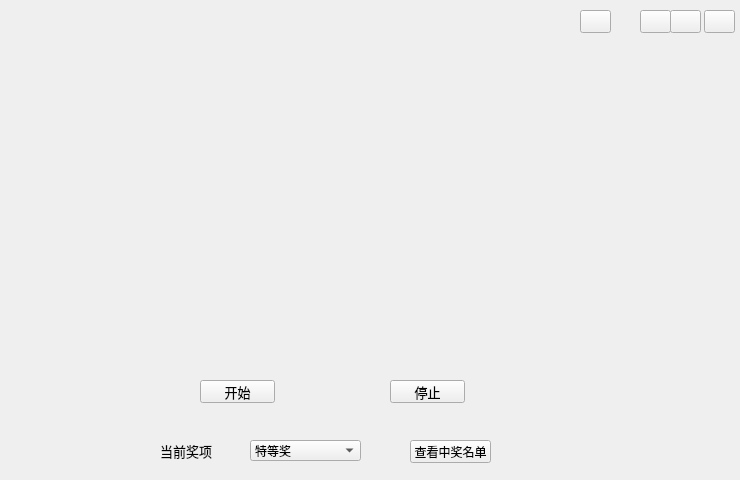
Old version of the form widget.ui in the repository 123lxyy/lottery.
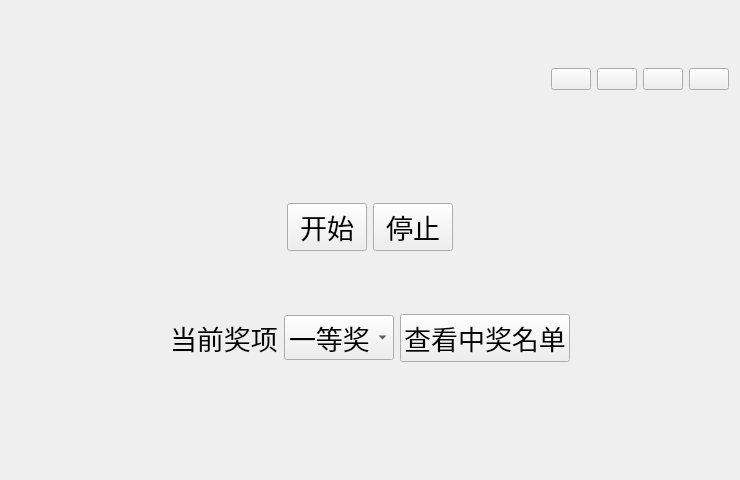
New version of the form.

Diff of the .ui file:
```diff
--- a/widget.ui
+++ b/widget.ui
@@ -25,129 +25,166 @@
   <property name="windowTitle">
    <string>Widget</string>
   </property>
-  <widget class="QPushButton" name="pushButton">
-   <property name="geometry">
-    <rect>
-     <x>704</x>
-     <y>10</y>
-     <width>31</width>
-     <height>23</height>
-    </rect>
-   </property>
-   <property name="text">
-    <string/>
-   </property>
-  </widget>
-  <widget class="QPushButton" name="pushButton_2">
-   <property name="geometry">
-    <rect>
-     <x>670</x>
-     <y>10</y>
-     <width>31</width>
-     <height>23</height>
-    </rect>
-   </property>
-   <property name="text">
-    <string/>
-   </property>
-  </widget>
-  <widget class="QPushButton" name="pushButton_3">
-   <property name="geometry">
-    <rect>
-     <x>640</x>
-     <y>10</y>
-     <width>31</width>
-     <height>23</height>
-    </rect>
-   </property>
-   <property name="text">
-    <string/>
-   </property>
-  </widget>
+  <layout class="QVBoxLayout" name="verticalLayout" stretch="0,0,0,0">
+   <item>
+    <layout class="QHBoxLayout" name="horizontalLayout_4">
+     <item>
+      <spacer name="horizontalSpacer_3">
+       <property name="orientation">
+        <enum>Qt::Horizontal</enum>
+       </property>
+       <property name="sizeHint" stdset="0">
+        <size>
+         <width>40</width>
+         <height>20</height>
+        </size>
+       </property>
+      </spacer>
+     </item>
+     <item>
+      <layout class="QHBoxLayout" name="horizontalLayout_3">
+       <item>
   <widget class="QPushButton" name="pushButton_4">
-   <property name="geometry">
-    <rect>
-     <x>580</x>
-     <y>10</y>
-     <width>31</width>
-     <height>23</height>
-    </rect>
-   </property>
+         <property name="text">
+          <string/>
+         </property>
+        </widget>
+       </item>
+       <item>
+        <widget class="QPushButton" name="pushButton_3">
    <property name="text">
     <string/>
    </property>
   </widget>
+       </item>
+       <item>
+        <widget class="QPushButton" name="pushButton_2">
+         <property name="text">
+          <string/>
+         </property>
+        </widget>
+       </item>
+       <item>
+        <widget class="QPushButton" name="pushButton">
+         <property name="text">
+          <string/>
+         </property>
+        </widget>
+       </item>
+      </layout>
+     </item>
+    </layout>
+   </item>
+   <item>
+    <layout class="QGridLayout" name="gridLayout"/>
+   </item>
+   <item>
+    <layout class="QHBoxLayout" name="horizontalLayout_2" stretch="0,0,0,0">
+     <property name="topMargin">
+      <number>50</number>
+     </property>
+     <property name="bottomMargin">
+      <number>0</number>
+     </property>
+     <item>
+      <spacer name="horizontalSpacer">
+       <property name="orientation">
+        <enum>Qt::Horizontal</enum>
+       </property>
+       <property name="sizeHint" stdset="0">
+        <size>
+         <width>40</width>
+         <height>20</height>
+        </size>
+       </property>
+      </spacer>
+     </item>
+     <item>
   <widget class="QPushButton" name="pushButton_5">
-   <property name="geometry">
-    <rect>
-     <x>200</x>
-     <y>380</y>
-     <width>75</width>
-     <height>23</height>
-    </rect>
-   </property>
    <property name="font">
     <font>
      <family>黑体</family>
-     <pointsize>10</pointsize>
+         <pointsize>20</pointsize>
     </font>
    </property>
    <property name="text">
     <string>开始</string>
    </property>
   </widget>
+     </item>
+     <item>
+      <layout class="QHBoxLayout" name="horizontalLayout" stretch="0">
+       <item>
   <widget class="QPushButton" name="pushButton_6">
-   <property name="geometry">
-    <rect>
-     <x>390</x>
-     <y>380</y>
-     <width>75</width>
-     <height>23</height>
-    </rect>
-   </property>
    <property name="font">
     <font>
      <family>黑体</family>
-     <pointsize>10</pointsize>
+           <pointsize>20</pointsize>
     </font>
    </property>
    <property name="text">
     <string>停止</string>
    </property>
   </widget>
+       </item>
+      </layout>
+     </item>
+     <item>
+      <spacer name="horizontalSpacer_2">
+       <property name="orientation">
+        <enum>Qt::Horizontal</enum>
+       </property>
+       <property name="sizeHint" stdset="0">
+        <size>
+         <width>40</width>
+         <height>20</height>
+        </size>
+       </property>
+      </spacer>
+     </item>
+    </layout>
+   </item>
+   <item>
+    <layout class="QHBoxLayout" name="horizontalLayout_6">
+     <item>
+      <spacer name="horizontalSpacer_4">
+       <property name="orientation">
+        <enum>Qt::Horizontal</enum>
+       </property>
+       <property name="sizeHint" stdset="0">
+        <size>
+         <width>40</width>
+         <height>20</height>
+        </size>
+       </property>
+      </spacer>
+     </item>
+     <item>
+      <layout class="QHBoxLayout" name="horizontalLayout_5" stretch="0,1,0">
+       <property name="bottomMargin">
+        <number>50</number>
+       </property>
+       <item>
   <widget class="QLabel" name="label">
-   <property name="geometry">
-    <rect>
-     <x>160</x>
-     <y>440</y>
-     <width>61</width>
-     <height>21</height>
-    </rect>
-   </property>
    <property name="font">
     <font>
      <family>黑体</family>
-     <pointsize>10</pointsize>
+           <pointsize>20</pointsize>
     </font>
    </property>
    <property name="text">
     <string>当前奖项</string>
    </property>
   </widget>
+       </item>
+       <item>
   <widget class="QComboBox" name="comboBox">
-   <property name="geometry">
-    <rect>
-     <x>250</x>
-     <y>440</y>
-     <width>111</width>
-     <height>21</height>
-    </rect>
-   </property>
-   <item>
-    <property name="text">
-     <string>特等奖</string>
-    </property>
-   </item>
+         <property name="font">
+          <font>
+           <family>黑体</family>
+           <pointsize>20</pointsize>
+          </font>
+         </property>
    <item>
     <property name="text">
      <string>一等奖</string>
@@ -169,36 +206,38 @@
     </property>
    </item>
   </widget>
+       </item>
+       <item>
   <widget class="QPushButton" name="pushButton_7">
-   <property name="geometry">
-    <rect>
-     <x>410</x>
-     <y>440</y>
-     <width>81</width>
-     <height>23</height>
-    </rect>
-   </property>
    <property name="font">
     <font>
      <family>黑体</family>
-     <pointsize>9</pointsize>
+           <pointsize>20</pointsize>
     </font>
    </property>
    <property name="text">
     <string>查看中奖名单</string>
    </property>
   </widget>
-  <widget class="QWidget" name="gridLayoutWidget">
-   <property name="geometry">
-    <rect>
-     <x>20</x>
-     <y>70</y>
-     <width>711</width>
-     <height>291</height>
-    </rect>
-   </property>
-   <layout class="QGridLayout" name="gridLayout"/>
-  </widget>
+       </item>
+      </layout>
+     </item>
+     <item>
+      <spacer name="horizontalSpacer_5">
+       <property name="orientation">
+        <enum>Qt::Horizontal</enum>
+       </property>
+       <property name="sizeHint" stdset="0">
+        <size>
+         <width>40</width>
+         <height>20</height>
+        </size>
+       </property>
+      </spacer>
+     </item>
+    </layout>
+   </item>
+  </layout>
  </widget>
  <layoutdefault spacing="6" margin="11"/>
  <resources/>
```
Left out of the diff: 2 changed lines with no effect on the pictures. Lines whose indentation alone changed are shown as unchanged.
